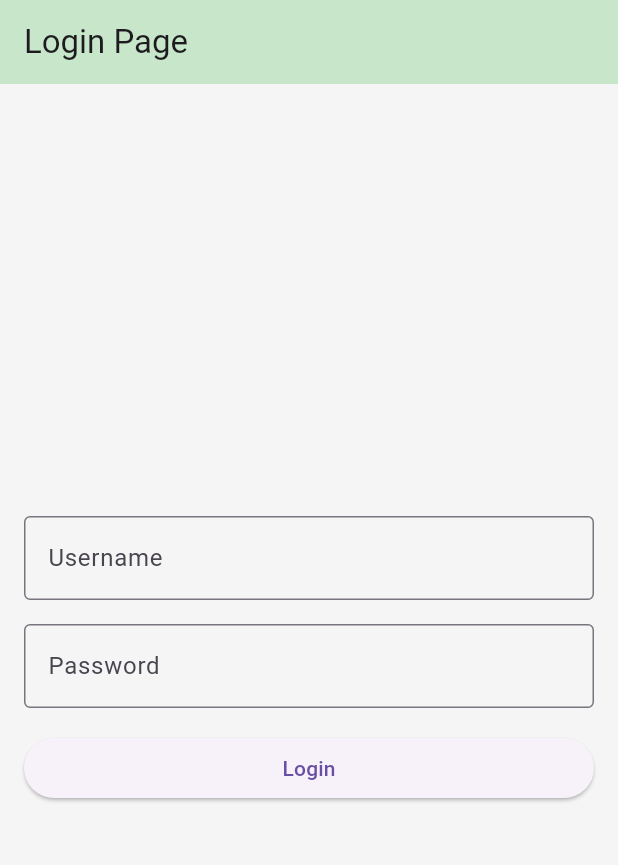
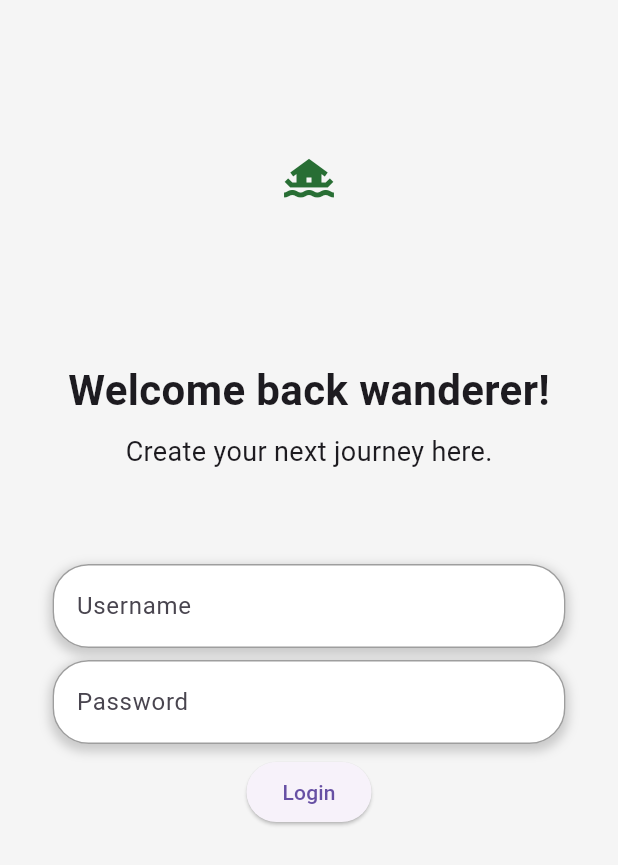
Before and after one commit to krzysztofgrabczynski/TravelBalance, a Flutter app: the screen it shows after launch, on a phone screen of 412 x 824 dp. Shown: the top 865 px of the screen. Run offline on Flutter 3.47's test engine with Material 3 defaults, Android fonts, the phone set to English and light mode, and no system bars; accounts and stored records are empty.

Commit message:
Login Page update

```diff
--- /dev/null
+++ b/wanderer/lib/components/custom_text_field.dart
@@ -0,0 +1,68 @@
+import 'package:flutter/material.dart';
+import '../components/globals.dart';
+
+class CustomTextField extends StatelessWidget {
+  final dynamic controller;
+  final bool obscureText;
+  final String hintText;
+  final Color cursorColor;
+  final Color borderColor;
+  final double borderRadius;
+  final Color shadowColor;
+  final double shadowBlurRadius;
+  final double shadowSpreadRadius;
+  final Offset shadowOffset;
+
+  const CustomTextField({
+    super.key,
+    required this.hintText,
+    required this.controller,
+    required this.obscureText,
+    this.cursorColor = leadingColor,
+    this.borderColor = Colors.grey,
+    this.borderRadius = 24.0,
+    this.shadowColor = Colors.grey,
+    this.shadowBlurRadius = 5.0,
+    this.shadowSpreadRadius = 2.0,
+    this.shadowOffset = const Offset(0, 3),
+  });
+
+  @override
+  Widget build(BuildContext context) {
+    return Padding(
+      padding: const EdgeInsets.symmetric(
+          horizontal: horizontalPadding, vertical: 4.0),
+      child: Container(
+        decoration: BoxDecoration(
+          boxShadow: [
+            BoxShadow(
+              color: shadowColor.withOpacity(0.5),
+              spreadRadius: shadowSpreadRadius,
+              blurRadius: shadowBlurRadius,
+              offset: shadowOffset,
+            ),
+          ],
+          borderRadius: BorderRadius.circular(borderRadius),
+        ),
+        child: TextField(
+          controller: controller,
+          obscureText: obscureText,
+          decoration: InputDecoration(
+            enabledBorder: OutlineInputBorder(
+              borderSide: BorderSide(color: borderColor, width: 1.0),
+              borderRadius: BorderRadius.circular(borderRadius),
+            ),
+            focusedBorder: OutlineInputBorder(
+              borderSide: BorderSide(color: cursorColor, width: 2.0),
+              borderRadius: BorderRadius.circular(borderRadius),
+            ),
+            hintText: hintText,
+            filled: true,
+            fillColor: Colors.white,
+          ),
+          cursorColor: cursorColor,
+        ),
+      ),
+    );
+  }
+}
--- /dev/null
+++ b/wanderer/lib/components/globals.dart
@@ -0,0 +1,4 @@
+import 'package:flutter/material.dart';
+
+const Color leadingColor = Color(0xFF286e34);
+const double horizontalPadding = 35;
--- a/wanderer/lib/main.dart
+++ b/wanderer/lib/main.dart
@@ -1,6 +1,7 @@
 import 'package:flutter/material.dart';
 import 'package:provider/provider.dart';
 import 'package:wanderer/pages/login_page.dart';
+import 'package:wanderer/providers/auth_provider.dart';
 import 'package:wanderer/providers/user_provider.dart';
 
 void main() {
@@ -15,6 +16,7 @@
     return MultiProvider(
       providers: [
         ChangeNotifierProvider(create: (_) => UserProvider()),
+        ChangeNotifierProvider(create: (_) => AuthProvider()),
       ],
       child: const MaterialApp(
         debugShowCheckedModeBanner: false,
--- a/wanderer/lib/pages/login_page.dart
+++ b/wanderer/lib/pages/login_page.dart
@@ -1,6 +1,9 @@
 import 'package:flutter/material.dart';
+import 'package:provider/provider.dart';
+import 'package:wanderer/components/custom_text_field.dart';
 import 'package:wanderer/pages/trip_list_page.dart';
-import 'package:wanderer/services/api_service.dart';
+import 'package:wanderer/providers/auth_provider.dart';
+import '../components/globals.dart';
 
 class LoginPage extends StatelessWidget {
   const LoginPage({super.key});
@@ -11,62 +14,77 @@ class LoginPage extends StatelessWidget {
     TextEditingController passwordController = TextEditingController();
 
     return Scaffold(
-      appBar: AppBar(
-        title: const Text("Login Page"),
-        backgroundColor: Colors.green[100],
-      ),
       backgroundColor: Colors.grey[100],
-      body: Padding(
-        padding: const EdgeInsets.all(16.0),
+      body: SafeArea(
+        child: Center(
           child: Column(
-          mainAxisAlignment: MainAxisAlignment.center,
-          crossAxisAlignment: CrossAxisAlignment.stretch,
             children: [
-            TextField(
-              controller: usernameController,
-              decoration: const InputDecoration(
-                labelText: 'Username',
-                border: OutlineInputBorder(),
+              Padding(
+                padding: const EdgeInsets.all(100.0),
+                child: Icon(
+                  Icons.houseboat_sharp,
+                  color: leadingColor,
+                  size: 40,
                 ),
               ),
-            const SizedBox(height: 16),
-            TextField(
+              Text(
+                "Welcome back wanderer!",
+                style: TextStyle(fontWeight: FontWeight.bold, fontSize: 28),
+              ),
+              Padding(
+                padding: const EdgeInsets.symmetric(vertical: 8),
+                child: Text(
+                  "Create your next journey here.",
+                  style: TextStyle(fontSize: 18),
+                ),
+              ),
+              SizedBox(
+                height: 50,
+              ),
+              CustomTextField(
+                hintText: "Username",
+                controller: usernameController,
+                obscureText: false,
+              ),
+              CustomTextField(
+                hintText: "Password",
                 controller: passwordController,
                 obscureText: true,
-              decoration: const InputDecoration(
-                labelText: 'Password',
-                border: OutlineInputBorder(),
               ),
-            ),
-            const SizedBox(height: 16),
-            ElevatedButton(
-              onPressed: () async {
-                // Tu umieść logikę do logowania
-                String username = usernameController.text;
-                String password = passwordController.text;
-                // Przykładowa logika logowania
-                bool result = await ApiService().login(username, password);
-                if (result) {
-                  // Tutaj przenieś użytkownika do kolejnej strony
-                  Navigator.pushReplacement(
+              SizedBox(height: 4),
+              Consumer<AuthProvider>(
+                builder: (context, authProvider, child) {
+                  return ElevatedButton(
+                    onPressed: authProvider.isLoading
+                        ? null
+                        : () async {
+                            bool success = await authProvider.login(
+                              usernameController.text,
+                              passwordController.text,
+                            );
+                            if (success) {
+                              Navigator.push(
                                 context,
                                 MaterialPageRoute(
-                      builder: (context) => const TripListPage(),
-                    ),
-                  );
-                } else {
-                  // Tutaj wyświetl komunikat błędu logowania
-                  ScaffoldMessenger.of(context).showSnackBar(
-                    const SnackBar(
-                      content: Text('Invalid username or password'),
-                      duration: Duration(seconds: 3),
-                    ),
+                                    builder: (context) => TripListPage()),
                               );
                             }
                           },
-              child: const Text('Login'),
+                    child: authProvider.isLoading
+                        ? SizedBox(
+                            width: 24,
+                            height: 24,
+                            child: CircularProgressIndicator(
+                              color: Colors.white, // Kolor kółka ładowania
+                              strokeWidth: 2.0,
+                            ),
+                          )
+                        : Text("Login"),
+                  );
+                },
               ),
             ],
+          ),
         ),
       ),
     );
--- /dev/null
+++ b/wanderer/lib/providers/auth_provider.dart
@@ -0,0 +1,19 @@
+import 'package:flutter/foundation.dart';
+import 'package:wanderer/services/api_service.dart';
+
+class AuthProvider with ChangeNotifier {
+  bool _isLoading = false;
+  bool get isLoading => _isLoading;
+
+  void setLoading(bool value) {
+    _isLoading = value;
+    notifyListeners();
+  }
+
+  Future<bool> login(String username, String password) async {
+    setLoading(true);
+    bool success = await ApiService().login(username, password);
+    setLoading(false);
+    return success;
+  }
+}
```
Lines whose indentation alone changed are shown as unchanged.
